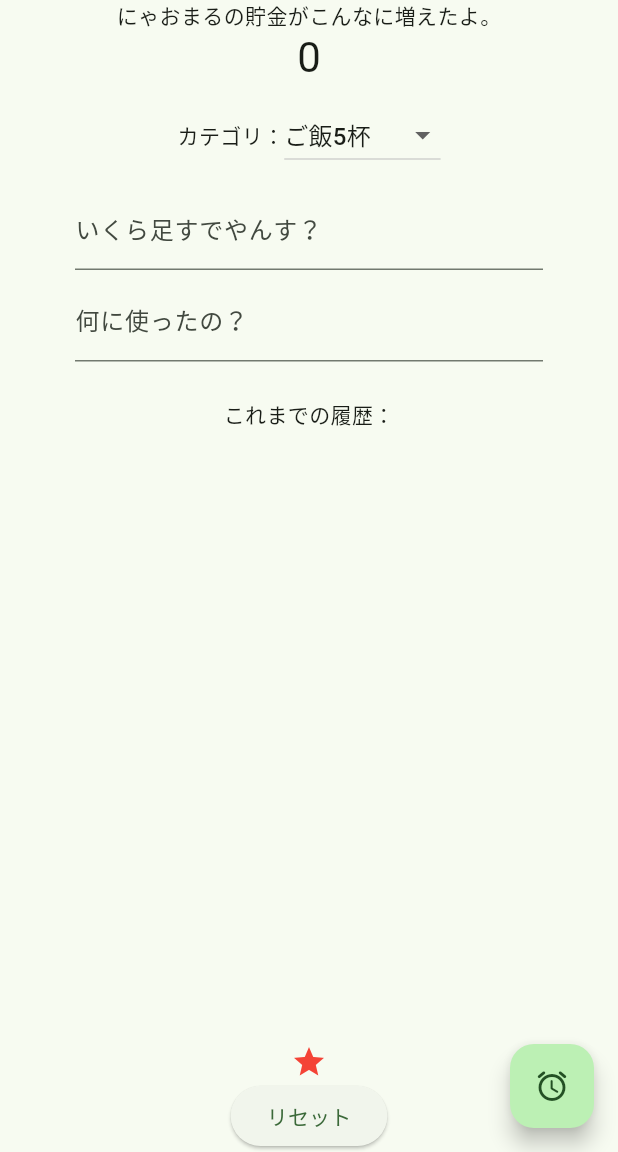
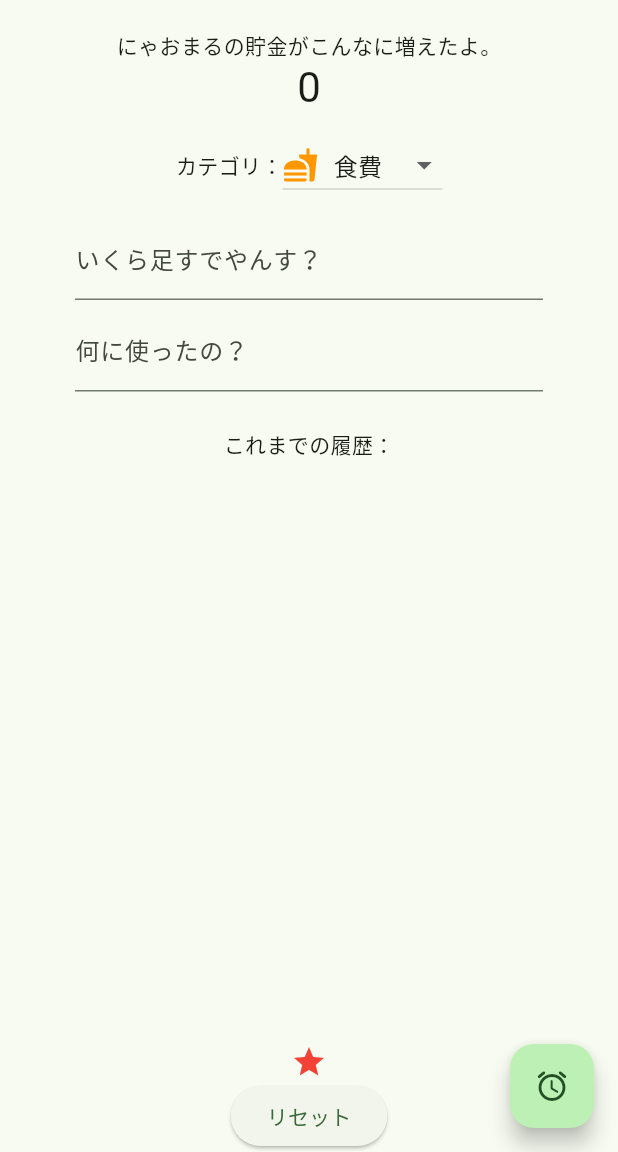
Before and after one commit to karaagenomuranaoya/atsumeru_kakeibo, a Flutter app: the screen it shows after launch, after a tap on the "access alarms" icon, on a phone screen of 412 x 824 dp, the part 84-1236 px from its top. Run offline on Flutter 3.47's test engine with Material 3 defaults, Android fonts, the phone set to English and light mode, and no system bars.

Commit message:
category transaction item kiriwake

```diff
--- a/lib/main.dart
+++ b/lib/main.dart
@@ -2,6 +2,27 @@ import 'package:flutter/material.dart';
 
 void main() {
   runApp(const MyApp());
+}
+
+class Category {
+  final String name;
+  final IconData icon;
+  final Color color;
+
+  Category({required this.name, required this.icon, required this.color});
+}
+
+//データの設計図
+class ExpenseItem {
+  final int amount;
+  final Category category;
+  final String memo;
+
+  ExpenseItem({
+    required this.amount,
+    required this.category,
+    required this.memo,
+  });
 }
 
 class MyApp extends StatelessWidget {
@@ -35,12 +56,20 @@ class MyHomePage extends StatefulWidget {
 class _MyHomePageState extends State<MyHomePage> {
   //MyHomePage という名前の部品とペア
   int _totalAmount = 0;
-  List<String> _history = [];
-  final List<String> _categories = ['ご飯5杯', 'ラーメン', 'キング牛丼'];
-  String _selectedCategory = 'ご飯5杯';
+  //変更 リストの中身をStringからExpenseItemに変更
 
+  List<ExpenseItem> _history = [];
   final TextEditingController _controller = TextEditingController();
   final TextEditingController _memoController = TextEditingController();
+
+  final List<Category> _categories = [
+    Category(name: '食費', icon: Icons.fastfood, color: Colors.orange),
+    Category(name: '交通費', icon: Icons.train, color: Colors.blue),
+    Category(name: '日用品', icon: Icons.shopping_bag, color: Colors.green),
+    Category(name: '趣味', icon: Icons.sports_esports, color: Colors.purple),
+    Category(name: 'その他', icon: Icons.help_outline, color: Colors.grey),
+  ];
+  late Category _selectedCategory = _categories[0];
 
   void _addExpense() {
     setState(() {
@@ -48,9 +77,17 @@ class _MyHomePageState extends State<MyHomePage> {
       int inputAmount = int.tryParse(inputText) ?? 0;
       String memo = _memoController.text;
 
+      //変更ExpenseItemで追加
       if (inputAmount > 0) {
         _totalAmount += inputAmount;
-        _history.insert(0, '$_selectedCategory¥$inputAmount:$memo');
+        _history.insert(
+          0,
+          ExpenseItem(
+            amount: inputAmount,
+            category: _selectedCategory,
+            memo: memo,
+          ),
+        );
 
         _controller.clear();
         _memoController.clear();
@@ -74,8 +111,8 @@ class _MyHomePageState extends State<MyHomePage> {
       ),
       body: Center(
         child: Column(
-          mainAxisAlignment: MainAxisAlignment.center,
           children: <Widget>[
+            const SizedBox(height: 20),
             const Text('にゃおまるの貯金がこんなに増えたよ。'),
             Text(
               '$_totalAmount',
@@ -87,15 +124,21 @@ class _MyHomePageState extends State<MyHomePage> {
                 mainAxisAlignment: MainAxisAlignment.center,
                 children: [
                   const Text('カテゴリ：'),
-                  DropdownButton<String>(
+                  DropdownButton<Category>(
                     value: _selectedCategory,
-                    items: _categories.map((String category) {
+                    items: _categories.map((Category category) {
                       return DropdownMenuItem(
                         value: category,
-                        child: Text(category),
+                        child: Row(
+                          children: [
+                            Icon(category.icon, color: category.color),
+                            const SizedBox(width: 10),
+                            Text(category.name),
+                          ],
+                        ),
                       );
                     }).toList(),
-                    onChanged: (String? newValue) {
+                    onChanged: (Category? newValue) {
                       setState(() {
                         _selectedCategory = newValue!;
                       });
@@ -125,6 +168,8 @@ class _MyHomePageState extends State<MyHomePage> {
               child: ListView.builder(
                 itemCount: _history.length,
                 itemBuilder: (context, index) {
+                  final item = _history[index];
+
                   return Dismissible(
                     key: UniqueKey(),
                     background: Container(
@@ -137,14 +182,25 @@ class _MyHomePageState extends State<MyHomePage> {
 
                     onDismissed: (direction) {
                       setState(() {
+                        _totalAmount -= item.amount;
                         _history.removeAt(index);
                       });
-                      ScaffoldMessenger.of(
-                        context,
-                      ).showSnackBar(const SnackBar(content: Text('削除しました')));
+                      ScaffoldMessenger.of(context).showSnackBar(
+                        const SnackBar(content: Text('削除しました(金額も戻したよ。えら！)')),
+                      );
                     },
 
-                    child: ListTile(title: Text(_history[index])),
+                    child: ListTile(
+                      leading: CircleAvatar(
+                        backgroundColor: item.category.color.withOpacity(0.2),
+                        child: Icon(
+                          item.category.icon,
+                          color: item.category.color,
+                        ),
+                      ),
+                      title: Text('¥${item.amount}'),
+                      subtitle: Text(item.memo),
+                    ),
                   );
                 },
               ),
--- /dev/null
+++ b/lib/model/category.dart
@@ -0,0 +1,7 @@
+class Category {
+  final String name;
+  final IconData icon;
+  final Color color;
+
+  Category({required this.name, required this.icon, required this.color});
+}
--- /dev/null
+++ b/lib/model/item.dart
@@ -0,0 +1,6 @@
+class Category {
+  final int id;
+  final String name;
+
+  Category({required this.id, required this.name});
+}
```
